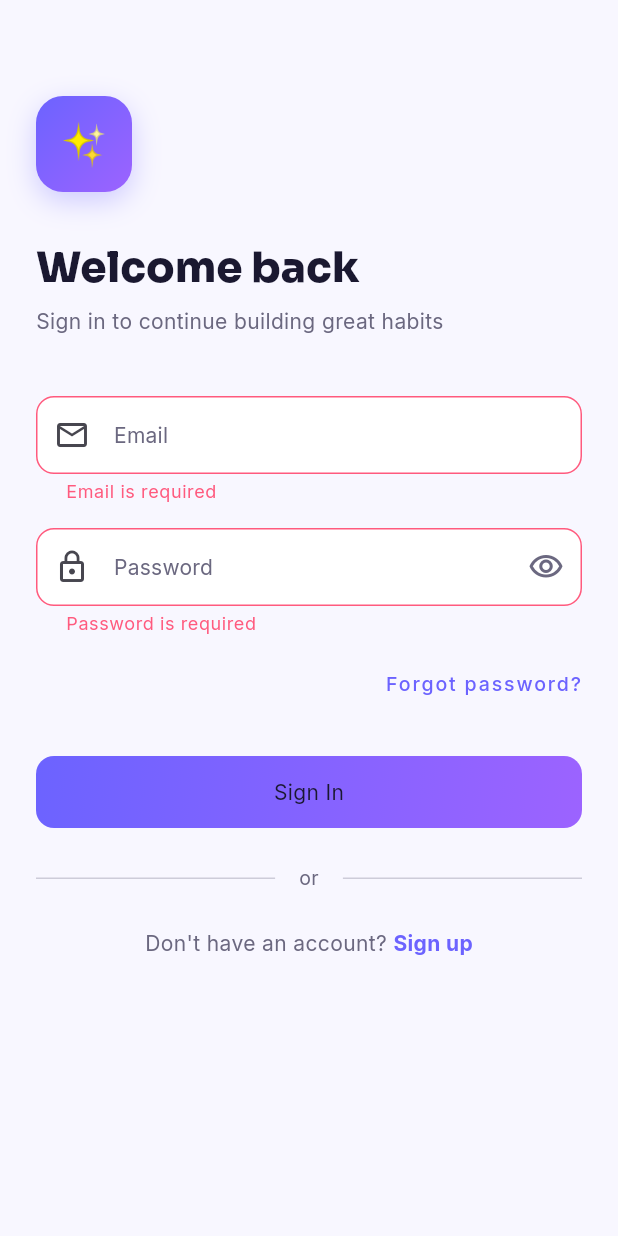
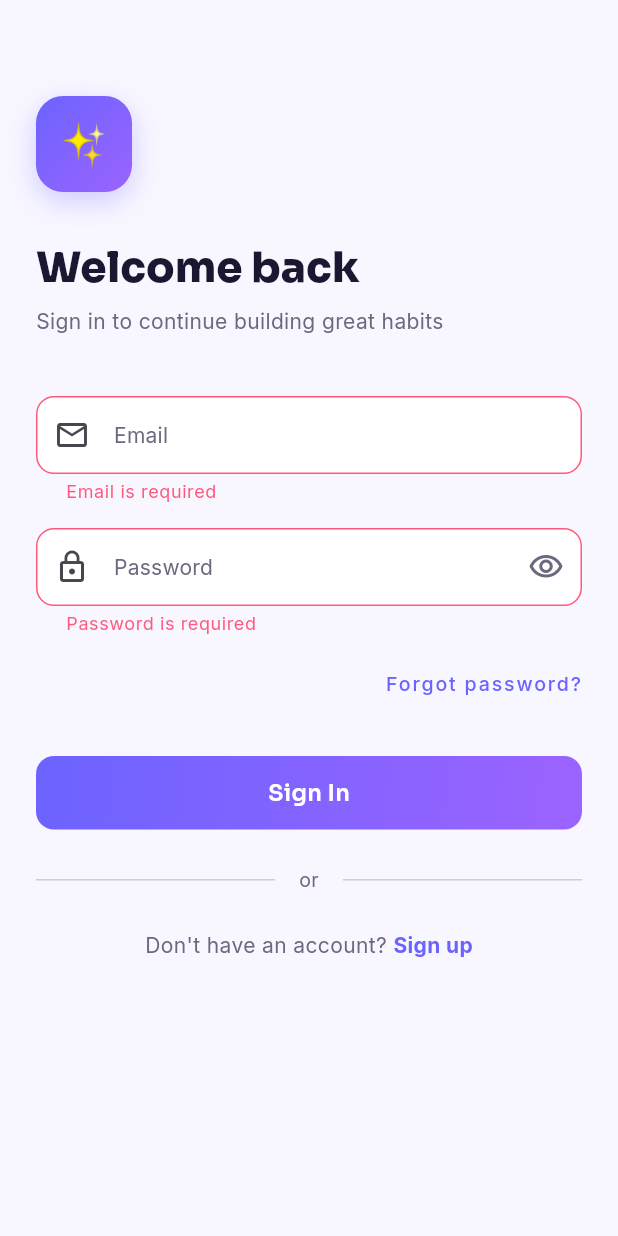
Before and after one commit to bashii110/habit-smart-coach, a Flutter app: the screen it shows after launch, after a tap on "Sign In", on a phone screen of 412 x 824 dp. Run offline on Flutter 3.47's test engine with Material 3 defaults, Android fonts, the phone set to English and light mode, and no system bars; our stand-ins replace cloud_firestore, firebase_auth, firebase_core, fl_chart, flutter_local_notifications, google_fonts and 2 more; accounts and stored records are empty; generated files the repository leaves out were written again.

Commit message:
Authentication and login problem resolved

```diff
--- a/lib/components/Custom_button.dart
+++ b/lib/components/Custom_button.dart
@@ -1,6 +1,7 @@
-// lib/widgets/custom_button.dart
+// lib/components/custom_button.dart
 
 import 'package:flutter/material.dart';
+import 'package:google_fonts/google_fonts.dart';
 
 class CustomButton extends StatelessWidget {
   final String label;
@@ -24,9 +25,19 @@ class CustomButton extends StatelessWidget {
 
   @override
   Widget build(BuildContext context) {
-    final theme = Theme.of(context);
+    // OUTLINED BUTTON
+    if (isOutlined) {
+      return SizedBox(
+        width: width ?? double.infinity,
+        child: OutlinedButton(
+          onPressed: isLoading ? null : onPressed,
+          child: Text(label),
+        ),
+      );
+    }
 
-    Widget child = isLoading
+    // GRADIENT BUTTON
+    final Widget child = isLoading
         ? const SizedBox(
       height: 18,
       width: 18,
@@ -43,22 +54,17 @@ class CustomButton extends StatelessWidget {
           Icon(icon, size: 18, color: Colors.white),
           const SizedBox(width: 8),
         ],
-        Text(label),
+        Text(
+          label,
+          style: GoogleFonts.sora(
+            fontSize: 15,
+            fontWeight: FontWeight.w600,
+            color: Colors.white,
+          ),
+        ),
       ],
     );
 
-    // OUTLINED BUTTON
-    if (isOutlined) {
-      return SizedBox(
-        width: width ?? double.infinity,
-        child: OutlinedButton(
-          onPressed: isLoading ? null : onPressed,
-          child: Text(label),
-        ),
-      );
-    }
-
-    // GRADIENT BUTTON
     return SizedBox(
       width: width ?? double.infinity,
       child: InkWell(
--- a/lib/providers/auth_provider.dart
+++ b/lib/providers/auth_provider.dart
@@ -4,7 +4,6 @@ import 'package:flutter/foundation.dart';
 import 'package:firebase_auth/firebase_auth.dart';
 
 import 'package:smart_habit_coach/models/user_model.dart';
-
 import '../firebase auth/auth_service.dart';
 
 enum AuthStatus { initial, loading, authenticated, unauthenticated, error }
@@ -29,7 +28,17 @@ class AuthProvider extends ChangeNotifier {
   void _init() {
     _authService.authStateChanges.listen((User? firebaseUser) async {
       if (firebaseUser != null) {
-        _user = await _authService.getCurrentUserModel();
+        // ✅ Load user model fully before notifying listeners
+        // so that auth.user is never null when screens read it
+        final model = await _authService.getCurrentUserModel();
+        _user = model ??
+            UserModel(
+              uid: firebaseUser.uid,
+              email: firebaseUser.email ?? '',
+              displayName: firebaseUser.displayName,
+              createdAt: DateTime.now(),
+              lastLogin: DateTime.now(),
+            );
         _status = AuthStatus.authenticated;
       } else {
         _user = null;
@@ -108,7 +117,8 @@ class AuthProvider extends ChangeNotifier {
   }
 
   void _setError(String message) {
-    _status = _user != null ? AuthStatus.authenticated : AuthStatus.unauthenticated;
+    _status =
+    _user != null ? AuthStatus.authenticated : AuthStatus.unauthenticated;
     _errorMessage = message;
     notifyListeners();
   }
--- a/lib/screens/login_screen.dart
+++ b/lib/screens/login_screen.dart
@@ -58,7 +58,11 @@ class _LoginScreenState extends State<LoginScreen>
   Future<void> _login() async {
     if (!_formKey.currentState!.validate()) return;
 
+    // ✅ Capture everything needed BEFORE the await
     final auth = context.read<AuthProvider>();
+    final navigator = Navigator.of(context);
+    final messenger = ScaffoldMessenger.of(context);
+
     final success = await auth.login(
       _emailController.text.trim(),
       _passwordController.text,
@@ -67,17 +71,20 @@ class _LoginScreenState extends State<LoginScreen>
     if (!mounted) return;
 
     if (success) {
-      Navigator.pushReplacement(
-        context,
+      // ✅ Use pre-captured navigator — avoids context-across-async-gap issue
+      navigator.pushReplacement(
         MaterialPageRoute(builder: (_) => const HomeScreen()),
       );
-    } else if (auth.errorMessage != null) {
-      ScaffoldMessenger.of(context).showSnackBar(
+    } else {
+      final error = auth.errorMessage;
+      if (error != null) {
+        messenger.showSnackBar(
           SnackBar(
-          content: Text(auth.errorMessage!),
+            content: Text(error),
             backgroundColor: AppTheme.errorColor,
           ),
         );
+      }
     }
   }
 
@@ -195,7 +202,7 @@ class _LoginScreenState extends State<LoginScreen>
                     Align(
                       alignment: Alignment.centerRight,
                       child: TextButton(
-                        onPressed: () => _showForgotPassword(),
+                        onPressed: _showForgotPassword,
                         style: TextButton.styleFrom(
                           foregroundColor: AppTheme.primaryColor,
                           padding: EdgeInsets.zero,
@@ -225,7 +232,6 @@ class _LoginScreenState extends State<LoginScreen>
 
                     const SizedBox(height: 24),
 
-                    // Divider
                     Row(
                       children: [
                         Expanded(
@@ -237,7 +243,8 @@ class _LoginScreenState extends State<LoginScreen>
                           ),
                         ),
                         Padding(
-                          padding: const EdgeInsets.symmetric(horizontal: 16),
+                          padding:
+                          const EdgeInsets.symmetric(horizontal: 16),
                           child: Text(
                             'or',
                             style: TextStyle(
@@ -316,7 +323,8 @@ class _LoginScreenState extends State<LoginScreen>
         ),
         decoration: BoxDecoration(
           color: Theme.of(ctx).scaffoldBackgroundColor,
-          borderRadius: const BorderRadius.vertical(top: Radius.circular(24)),
+          borderRadius:
+          const BorderRadius.vertical(top: Radius.circular(24)),
         ),
         child: Padding(
           padding: const EdgeInsets.all(24),
@@ -345,20 +353,27 @@ class _LoginScreenState extends State<LoginScreen>
               CustomButton(
                 label: 'Send Reset Link',
                 onPressed: () async {
-                  Navigator.pop(ctx);
+                  // ✅ Capture before await
                   final auth = context.read<AuthProvider>();
-                  final success =
-                      await auth.resetPassword(emailController.text.trim());
+                  final messenger = ScaffoldMessenger.of(context);
+                  final nav = Navigator.of(ctx);
+
+                  nav.pop();
+
+                  final success = await auth
+                      .resetPassword(emailController.text.trim());
+
                   if (!mounted) return;
-                  ScaffoldMessenger.of(context).showSnackBar(
+                  messenger.showSnackBar(
                     SnackBar(
                       content: Text(
                         success
                             ? 'Password reset email sent!'
                             : auth.errorMessage ?? 'Failed to send email.',
                       ),
-                      backgroundColor:
-                          success ? AppTheme.successColor : AppTheme.errorColor,
+                      backgroundColor: success
+                          ? AppTheme.successColor
+                          : AppTheme.errorColor,
                     ),
                   );
                 },
--- a/lib/screens/splash_screen.dart
+++ b/lib/screens/splash_screen.dart
@@ -59,14 +59,17 @@ class _SplashScreenState extends State<SplashScreen>
   }
 
   Future<void> _checkAuth() async {
+    // Let the splash animation play for at least 2 seconds
     await Future.delayed(const Duration(milliseconds: 2000));
     if (!mounted) return;
 
     final authProvider = context.read<AuthProvider>();
 
-    // Wait for auth state to be determined
-    while (authProvider.status == AuthStatus.initial) {
+    // ✅ Wait for auth state with a timeout (max 5 seconds = 50 × 100ms)
+    int attempts = 0;
+    while (authProvider.status == AuthStatus.initial && attempts < 50) {
       await Future.delayed(const Duration(milliseconds: 100));
+      attempts++;
       if (!mounted) return;
     }
 
--- a/lib/theme/app_theme.dart
+++ b/lib/theme/app_theme.dart
@@ -1,4 +1,4 @@
-// lib/core/theme/app_theme.dart
+// lib/theme/app_theme.dart
 
 import 'package:flutter/material.dart';
 import 'package:google_fonts/google_fonts.dart';
@@ -36,7 +36,7 @@ class AppTheme {
   static const Color silverColor = Color(0xFFC0C0C0);
   static const Color goldColor = Color(0xFFFFD700);
 
-  // Gradient
+  // Gradients
   static const LinearGradient primaryGradient = LinearGradient(
     colors: [primaryColor, Color(0xFF9C63FF)],
     begin: Alignment.topLeft,
@@ -58,11 +58,12 @@ class AppTheme {
       primary: primaryColor,
       secondary: accentColor,
       error: errorColor,
+      // ✅ Use surface/onSurface instead of deprecated background/onBackground
       surface: lightSurface,
-      surfaceContainerHighest: lightBackground,
       onPrimary: Colors.white,
       onSecondary: Colors.white,
       onSurface: lightTextPrimary,
+      onError: Colors.white,
     ),
     scaffoldBackgroundColor: lightBackground,
     textTheme: _buildTextTheme(lightTextPrimary, lightTextSecondary),
@@ -90,30 +91,31 @@ class AppTheme {
         backgroundColor: primaryColor,
         foregroundColor: Colors.white,
         elevation: 0,
-        padding: const EdgeInsets.symmetric(horizontal: 24, vertical: 14),
-        shape: RoundedRectangleBorder(borderRadius: BorderRadius.circular(12)),
-        textStyle: GoogleFonts.sora(
-          fontSize: 15,
-          fontWeight: FontWeight.w600,
-        ),
+        padding:
+        const EdgeInsets.symmetric(horizontal: 24, vertical: 14),
+        shape: RoundedRectangleBorder(
+            borderRadius: BorderRadius.circular(12)),
+        textStyle:
+        GoogleFonts.sora(fontSize: 15, fontWeight: FontWeight.w600),
       ),
     ),
     outlinedButtonTheme: OutlinedButtonThemeData(
       style: OutlinedButton.styleFrom(
         foregroundColor: primaryColor,
         side: const BorderSide(color: primaryColor, width: 1.5),
-        padding: const EdgeInsets.symmetric(horizontal: 24, vertical: 14),
-        shape: RoundedRectangleBorder(borderRadius: BorderRadius.circular(12)),
-        textStyle: GoogleFonts.sora(
-          fontSize: 15,
-          fontWeight: FontWeight.w600,
-        ),
+        padding:
+        const EdgeInsets.symmetric(horizontal: 24, vertical: 14),
+        shape: RoundedRectangleBorder(
+            borderRadius: BorderRadius.circular(12)),
+        textStyle:
+        GoogleFonts.sora(fontSize: 15, fontWeight: FontWeight.w600),
       ),
     ),
     inputDecorationTheme: InputDecorationTheme(
       filled: true,
       fillColor: lightSurface,
-      contentPadding: const EdgeInsets.symmetric(horizontal: 16, vertical: 14),
+      contentPadding:
+      const EdgeInsets.symmetric(horizontal: 16, vertical: 14),
       border: OutlineInputBorder(
         borderRadius: BorderRadius.circular(12),
         borderSide: BorderSide(color: primaryColor.withAlpha(38)),
@@ -130,14 +132,10 @@ class AppTheme {
         borderRadius: BorderRadius.circular(12),
         borderSide: const BorderSide(color: errorColor),
       ),
-      hintStyle: GoogleFonts.inter(
-        color: lightTextSecondary,
-        fontSize: 14,
-      ),
-      labelStyle: GoogleFonts.inter(
-        color: lightTextSecondary,
-        fontSize: 14,
-      ),
+      hintStyle:
+      GoogleFonts.inter(color: lightTextSecondary, fontSize: 14),
+      labelStyle:
+      GoogleFonts.inter(color: lightTextSecondary, fontSize: 14),
     ),
     floatingActionButtonTheme: const FloatingActionButtonThemeData(
       backgroundColor: primaryColor,
@@ -147,8 +145,10 @@ class AppTheme {
     chipTheme: ChipThemeData(
       backgroundColor: primaryColor.withAlpha(25),
       selectedColor: primaryColor,
-      labelStyle: GoogleFonts.inter(fontSize: 12, fontWeight: FontWeight.w500),
-      shape: RoundedRectangleBorder(borderRadius: BorderRadius.circular(8)),
+      labelStyle:
+      GoogleFonts.inter(fontSize: 12, fontWeight: FontWeight.w500),
+      shape:
+      RoundedRectangleBorder(borderRadius: BorderRadius.circular(8)),
       side: BorderSide.none,
     ),
     dividerTheme: DividerThemeData(
@@ -172,11 +172,12 @@ class AppTheme {
       primary: primaryLight,
       secondary: accentColor,
       error: errorColor,
+      // ✅ Use surface/onSurface instead of deprecated background/onBackground
       surface: darkSurface,
-      surfaceContainerHighest: darkBackground,
       onPrimary: Colors.white,
       onSecondary: Colors.white,
       onSurface: darkTextPrimary,
+      onError: Colors.white,
     ),
     scaffoldBackgroundColor: darkBackground,
     textTheme: _buildTextTheme(darkTextPrimary, darkTextSecondary),
@@ -204,24 +205,31 @@ class AppTheme {
         backgroundColor: primaryColor,
         foregroundColor: Colors.white,
         elevation: 0,
-        padding: const EdgeInsets.symmetric(horizontal: 24, vertical: 14),
-        shape: RoundedRectangleBorder(borderRadius: BorderRadius.circular(12)),
-        textStyle: GoogleFonts.sora(fontSize: 15, fontWeight: FontWeight.w600),
+        padding:
+        const EdgeInsets.symmetric(horizontal: 24, vertical: 14),
+        shape: RoundedRectangleBorder(
+            borderRadius: BorderRadius.circular(12)),
+        textStyle:
+        GoogleFonts.sora(fontSize: 15, fontWeight: FontWeight.w600),
       ),
     ),
     outlinedButtonTheme: OutlinedButtonThemeData(
       style: OutlinedButton.styleFrom(
         foregroundColor: primaryLight,
         side: const BorderSide(color: primaryLight, width: 1.5),
-        padding: const EdgeInsets.symmetric(horizontal: 24, vertical: 14),
-        shape: RoundedRectangleBorder(borderRadius: BorderRadius.circular(12)),
-        textStyle: GoogleFonts.sora(fontSize: 15, fontWeight: FontWeight.w600),
+        padding:
+        const EdgeInsets.symmetric(horizontal: 24, vertical: 14),
+        shape: RoundedRectangleBorder(
+            borderRadius: BorderRadius.circular(12)),
+        textStyle:
+        GoogleFonts.sora(fontSize: 15, fontWeight: FontWeight.w600),
       ),
     ),
     inputDecorationTheme: InputDecorationTheme(
       filled: true,
       fillColor: darkSurface,
-      contentPadding: const EdgeInsets.symmetric(horizontal: 16, vertical: 14),
+      contentPadding:
+      const EdgeInsets.symmetric(horizontal: 16, vertical: 14),
       border: OutlineInputBorder(
         borderRadius: BorderRadius.circular(12),
         borderSide: BorderSide(color: primaryLight.withAlpha(50)),
@@ -238,8 +246,10 @@ class AppTheme {
         borderRadius: BorderRadius.circular(12),
         borderSide: const BorderSide(color: errorColor),
       ),
-      hintStyle: GoogleFonts.inter(color: darkTextSecondary, fontSize: 14),
-      labelStyle: GoogleFonts.inter(color: darkTextSecondary, fontSize: 14),
+      hintStyle:
+      GoogleFonts.inter(color: darkTextSecondary, fontSize: 14),
+      labelStyle:
+      GoogleFonts.inter(color: darkTextSecondary, fontSize: 14),
     ),
     floatingActionButtonTheme: const FloatingActionButtonThemeData(
       backgroundColor: primaryColor,
@@ -249,8 +259,10 @@ class AppTheme {
     chipTheme: ChipThemeData(
       backgroundColor: primaryLight.withAlpha(38),
       selectedColor: primaryColor,
-      labelStyle: GoogleFonts.inter(fontSize: 12, fontWeight: FontWeight.w500),
-      shape: RoundedRectangleBorder(borderRadius: BorderRadius.circular(8)),
+      labelStyle:
+      GoogleFonts.inter(fontSize: 12, fontWeight: FontWeight.w500),
+      shape:
+      RoundedRectangleBorder(borderRadius: BorderRadius.circular(8)),
       side: BorderSide.none,
     ),
     dividerTheme: DividerThemeData(
```
Also changed, not shown: lib/firebase auth/auth_service.dart (+69 -25 lines), lib/firebase auth/habit_service.dart (+22 -12 lines), lib/providers/habit_provider.dart (+7 -5 lines), lib/screens/add_edit_habit_screen.dart (+22 -9 lines), lib/screens/analytics_screen.dart (+8 -6 lines), lib/screens/home_screen.dart (+37 -29 lines), lib/screens/register_screen.dart (+19 -10 lines), pubspec.yaml (+5 -5 lines), firebase.json, pubspec.lock, 5 other files. Lines whose indentation alone changed are shown as unchanged.
